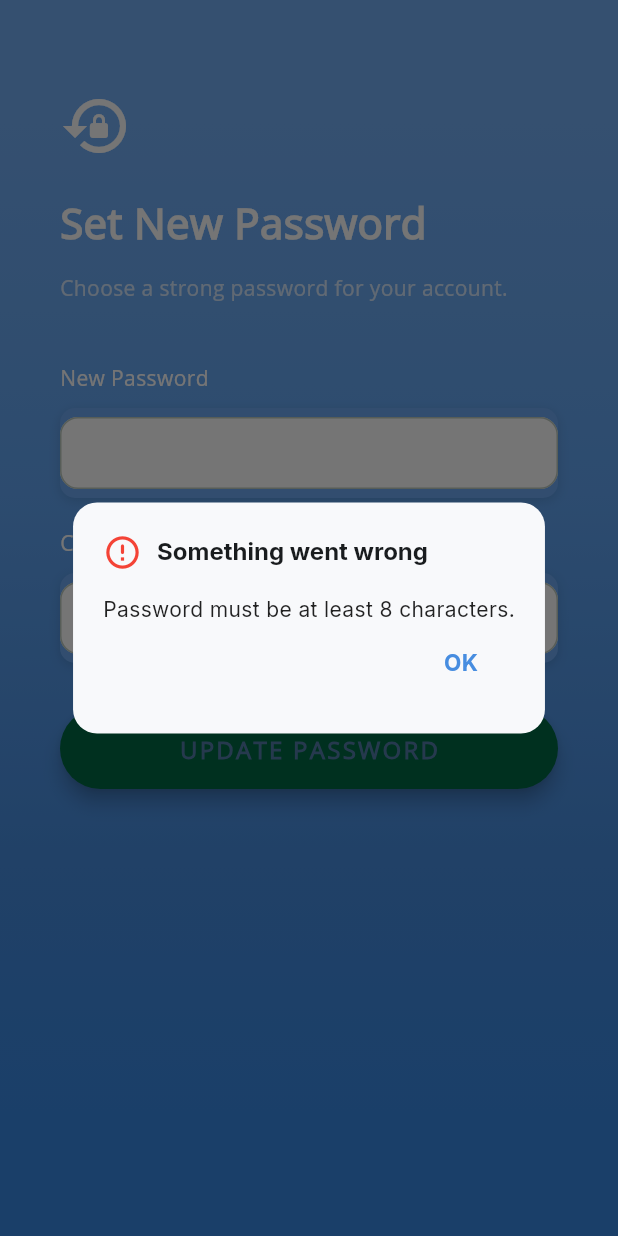
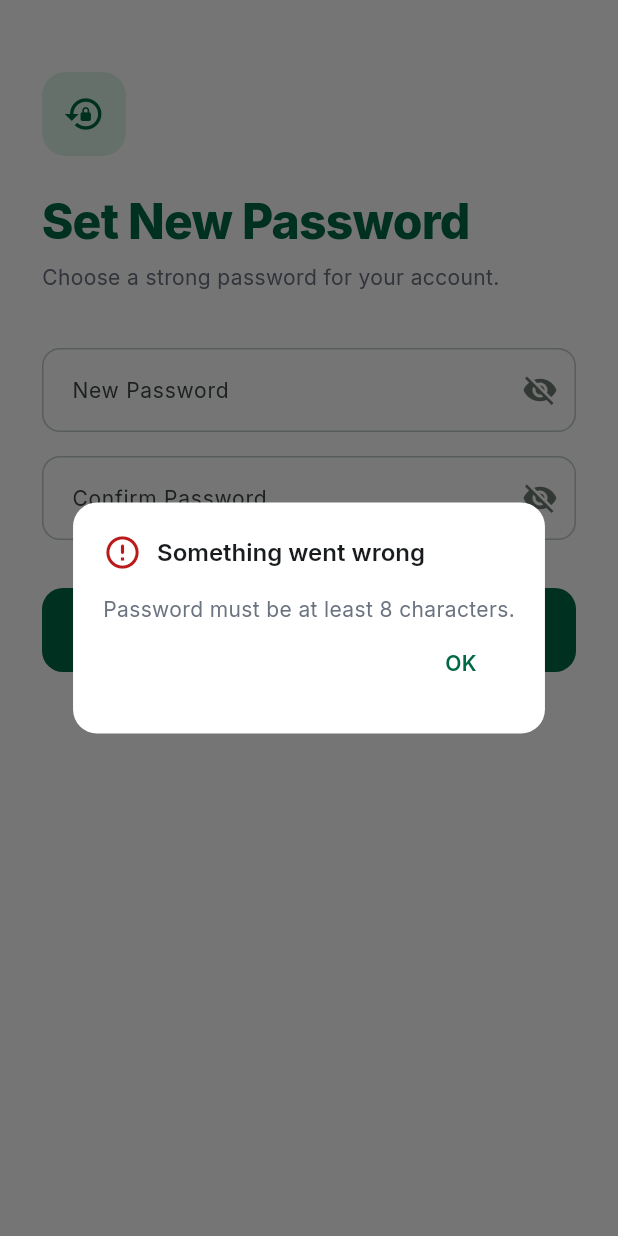
Before and after one commit to Jehmni/Rover, a Flutter app: the ResetPasswordPage screen opened directly, after a tap on "UPDATE PASSWORD", on a phone screen of 412 x 824 dp. Run offline on Flutter 3.47's test engine with Material 3 defaults, Android fonts, the phone set to English and light mode, and no system bars; our stand-ins replace app_links, firebase_core, firebase_messaging, flutter_map, geolocator, google_fonts and 5 more; missing offline and left inert: mobile_scanner; accounts and stored records are empty.

Commit message:
fix(design): enforce Intelligent Navigator design tokens across all screens
Replace every hardcoded colour and font reference outside rover_theme.dart:
- Blue hex (#398AE5, #478DE0) → RoverColors.primary
- Colors.purple / Colors.teal / Colors.orange → RoverColors.secondary / primary
- Colors.red (12 instances across 5 screens) → RoverColors.error
- Hardcoded Color(0xFFFFF3E0) → RoverColors.secondaryContainer
- Remove unused constants.dart import from main.dart (last OpenSans remnant)

All screens and popups now use exclusively RoverColors tokens and
Inter (RoverText) — no surprising colours or font inconsistencies remain.

```diff
--- a/front/roverfront/lib/main.dart
+++ b/front/roverfront/lib/main.dart
@@ -18,7 +18,6 @@ import 'package:shared_preferences/shared_preferences.dart';
 import 'package:supabase_flutter/supabase_flutter.dart';
 import 'package:firebase_core/firebase_core.dart';
 
-import 'constants.dart';
 import 'services/auth_service.dart';
 import 'screens/welcome_page.dart';
 import 'screens/forgot_password_page.dart';
@@ -224,7 +223,7 @@ class _AuthGateState extends State<AuthGate> {
             "You're already in an organisation. Sign out to join a different one.",
           ),
           duration: Duration(seconds: 4),
-          backgroundColor: Color(0xFF398AE5),
+          backgroundColor: RoverColors.primary,
         ),
       );
     }
--- a/front/roverfront/lib/screens/driver_home_page.dart
+++ b/front/roverfront/lib/screens/driver_home_page.dart
@@ -116,7 +116,7 @@ class _DriverHomePageState extends State<DriverHomePage> {
   void _showError(String msg) {
     if (!mounted) return;
     ScaffoldMessenger.of(context).showSnackBar(
-      SnackBar(content: Text(msg), backgroundColor: Colors.red),
+      SnackBar(content: Text(msg), backgroundColor: RoverColors.error),
     );
   }
 
--- a/front/roverfront/lib/screens/event_detail_page.dart
+++ b/front/roverfront/lib/screens/event_detail_page.dart
@@ -89,7 +89,7 @@ class _EventDetailPageState extends State<EventDetailPage> {
   void _showError(String msg) {
     if (!mounted) return;
     ScaffoldMessenger.of(context).showSnackBar(
-      SnackBar(content: Text(msg), backgroundColor: Colors.red),
+      SnackBar(content: Text(msg), backgroundColor: RoverColors.error),
     );
   }
 
@@ -238,12 +238,12 @@ class _EventDetailPageState extends State<EventDetailPage> {
                     }
                     if (snapshot.hasError) {
                       return _InfoCard(
-                        color: const Color(0xFFFFF3E0),
+                        color: RoverColors.secondaryContainer,
                         children: [
                           Row(
                             children: [
                               const Icon(Icons.warning_amber,
-                                  color: Colors.orange, size: 20),
+                                  color: RoverColors.secondary, size: 20),
                               const SizedBox(width: 10),
                               Expanded(
                                 child: Text(
--- a/front/roverfront/lib/screens/org_setup_page.dart
+++ b/front/roverfront/lib/screens/org_setup_page.dart
@@ -695,7 +695,7 @@ class _OrgSearchDialogState extends State<_OrgSearchDialog> {
       if (mounted) {
         ScaffoldMessenger.of(context).showSnackBar(SnackBar(
           content: Text(e.toString().replaceFirst('Exception: ', '')),
-          backgroundColor: Colors.red,
+          backgroundColor: RoverColors.error,
         ));
       }
     } finally {
@@ -728,7 +728,7 @@ class _OrgSearchDialogState extends State<_OrgSearchDialog> {
             else if (_searchError)
               Text(
                 'Search failed — check your connection and try again.',
-                style: GoogleFonts.inter(color: Colors.red, fontSize: 13),
+                style: GoogleFonts.inter(color: RoverColors.error, fontSize: 13),
               )
             else if (_results.isEmpty && _searchCtrl.text.isNotEmpty)
               Text('No results. Try a different name or city.',
--- a/front/roverfront/lib/screens/reset_password_page.dart
+++ b/front/roverfront/lib/screens/reset_password_page.dart
@@ -1,9 +1,8 @@
 import 'package:flutter/material.dart';
-import 'package:flutter/services.dart';
 import 'package:supabase_flutter/supabase_flutter.dart';
 
-import '../constants.dart';
 import '../main.dart';
+import '../theme/rover_theme.dart';
 import '../widgets/auth_dialog.dart';
 
 class ResetPasswordPage extends StatefulWidget {
@@ -15,9 +14,9 @@ class ResetPasswordPage extends StatefulWidget {
 
 class _ResetPasswordPageState extends State<ResetPasswordPage> {
   final _passwordController = TextEditingController();
-  final _confirmController = TextEditingController();
-  bool _isLoading = false;
-  bool _obscureNew = true;
+  final _confirmController  = TextEditingController();
+  bool _isLoading     = false;
+  bool _obscureNew    = true;
   bool _obscureConfirm = true;
 
   @override
@@ -29,7 +28,7 @@ class _ResetPasswordPageState extends State<ResetPasswordPage> {
 
   Future<void> _handleUpdate() async {
     final password = _passwordController.text;
-    final confirm = _confirmController.text;
+    final confirm  = _confirmController.text;
 
     if (password.length < 8) {
       showErrorDialog(context, 'Password must be at least 8 characters.');
@@ -63,149 +62,102 @@ class _ResetPasswordPageState extends State<ResetPasswordPage> {
     }
   }
 
-  Widget _buildPasswordField({
-    required TextEditingController controller,
-    required String label,
-    required String hint,
-    required IconData icon,
-    required bool obscure,
-    required VoidCallback onToggle,
-  }) {
-    return Column(
+  @override
+  Widget build(BuildContext context) {
+    return Scaffold(
+      backgroundColor: RoverColors.surfaceContainerLowest,
+      body: SafeArea(
+        child: SingleChildScrollView(
+          padding: const EdgeInsets.symmetric(horizontal: 28, vertical: 48),
+          child: Column(
             crossAxisAlignment: CrossAxisAlignment.start,
             children: [
-        Text(label, style: kLabelStyle),
-        const SizedBox(height: 10),
+              // ── Icon ─────────────────────────────────────────────────
               Container(
-          alignment: Alignment.centerLeft,
-          decoration: kBoxDecorationStyle,
-          height: 60,
-          child: TextField(
-            controller: controller,
-            obscureText: obscure,
-            style: const TextStyle(color: Colors.white, fontFamily: 'OpenSans'),
+                width: 56,
+                height: 56,
+                decoration: BoxDecoration(
+                  color: RoverColors.primaryContainer,
+                  borderRadius: BorderRadius.circular(16),
+                ),
+                child: const Icon(Icons.lock_reset, color: RoverColors.primary, size: 28),
+              ),
+              const SizedBox(height: 24),
+
+              // ── Headline ─────────────────────────────────────────────
+              Text('Set New Password', style: RoverText.headlineLg(color: RoverColors.primary)),
+              const SizedBox(height: 8),
+              Text(
+                'Choose a strong password for your account.',
+                style: RoverText.bodyMd(color: RoverColors.textSecondary),
+              ),
+              const SizedBox(height: 36),
+
+              // ── New password ─────────────────────────────────────────
+              TextField(
+                controller: _passwordController,
+                obscureText: _obscureNew,
                 decoration: InputDecoration(
-              border: InputBorder.none,
-              contentPadding: const EdgeInsets.only(top: 14),
-              prefixIcon: Icon(icon, color: Colors.white),
-              suffixIcon: GestureDetector(
-                onTap: onToggle,
-                child: Icon(
-                  obscure ? Icons.visibility_off : Icons.visibility,
-                  color: Colors.white70,
+                  labelText: 'New Password',
+                  suffixIcon: IconButton(
+                    icon: Icon(
+                      _obscureNew ? Icons.visibility_off : Icons.visibility,
+                      color: RoverColors.outline,
                     ),
-              ),
-              hintText: hint,
-              hintStyle: kHintTextStyle,
+                    onPressed: () => setState(() => _obscureNew = !_obscureNew),
                   ),
                 ),
               ),
-        const SizedBox(height: 20),
-      ],
-    );
-  }
+              const SizedBox(height: 16),
 
-  @override
-  Widget build(BuildContext context) {
-    return Scaffold(
-      body: AnnotatedRegion<SystemUiOverlayStyle>(
-        value: SystemUiOverlayStyle.light,
-        child: Stack(
-          children: [
-            Container(
-              height: double.infinity,
-              width: double.infinity,
-              decoration: const BoxDecoration(
-                gradient: LinearGradient(
-                  begin: Alignment.topCenter,
-                  end: Alignment.bottomCenter,
-                  colors: [
-                    Color(0xFF73AEF5),
-                    Color(0xFF61A4F1),
-                    Color(0xFF478DE0),
-                    Color(0xFF398AE5),
-                  ],
-                  stops: [0.1, 0.4, 0.7, 0.9],
+              // ── Confirm password ─────────────────────────────────────
+              TextField(
+                controller: _confirmController,
+                obscureText: _obscureConfirm,
+                decoration: InputDecoration(
+                  labelText: 'Confirm Password',
+                  suffixIcon: IconButton(
+                    icon: Icon(
+                      _obscureConfirm ? Icons.visibility_off : Icons.visibility,
+                      color: RoverColors.outline,
+                    ),
+                    onPressed: () => setState(() => _obscureConfirm = !_obscureConfirm),
                   ),
                 ),
               ),
-            SafeArea(
-              child: SingleChildScrollView(
-                padding: const EdgeInsets.symmetric(horizontal: 40, vertical: 60),
-                child: Column(
-                  crossAxisAlignment: CrossAxisAlignment.start,
-                  children: [
-                    const Icon(Icons.lock_reset, color: Colors.white, size: 48),
-                    const SizedBox(height: 20),
-                    const Text(
-                      'Set New Password',
-                      style: TextStyle(
-                        color: Colors.white,
-                        fontFamily: 'OpenSans',
-                        fontSize: 28,
-                        fontWeight: FontWeight.bold,
-                      ),
-                    ),
-                    const SizedBox(height: 12),
-                    const Text(
-                      'Choose a strong password for your account.',
-                      style: TextStyle(
-                        color: Colors.white70,
-                        fontFamily: 'OpenSans',
-                        fontSize: 14,
-                        height: 1.6,
-                      ),
-                    ),
-                    const SizedBox(height: 40),
-                    _buildPasswordField(
-                      controller: _passwordController,
-                      label: 'New Password',
-                      hint: 'At least 8 characters',
-                      icon: Icons.lock,
-                      obscure: _obscureNew,
-                      onToggle: () => setState(() => _obscureNew = !_obscureNew),
-                    ),
-                    _buildPasswordField(
-                      controller: _confirmController,
-                      label: 'Confirm Password',
-                      hint: 'Repeat your new password',
-                      icon: Icons.lock_outline,
-                      obscure: _obscureConfirm,
-                      onToggle: () => setState(() => _obscureConfirm = !_obscureConfirm),
-                    ),
-                    const SizedBox(height: 10),
+              const SizedBox(height: 32),
+
+              // ── CTA ───────────────────────────────────────────────────
               SizedBox(
                 width: double.infinity,
-                      child: ElevatedButton(
+                height: 56,
+                child: FilledButton(
                   onPressed: _isLoading ? null : _handleUpdate,
-                        style: ElevatedButton.styleFrom(
-                          elevation: 5,
-                          padding: const EdgeInsets.all(15),
+                  style: FilledButton.styleFrom(
+                    backgroundColor: RoverColors.primary,
+                    foregroundColor: RoverColors.onPrimary,
                     shape: RoundedRectangleBorder(
-                            borderRadius: BorderRadius.circular(30),
+                      borderRadius: BorderRadius.circular(14),
                     ),
+                    textStyle: RoverText.titleSm(color: RoverColors.onPrimary)
+                        .copyWith(letterSpacing: 1.2),
                   ),
                   child: _isLoading
-                            ? const CircularProgressIndicator(color: Color(0xFF527DAA))
-                            : const Text(
-                                'UPDATE PASSWORD',
-                                style: TextStyle(
-                                  color: Color(0xFF527DAA),
-                                  letterSpacing: 1.5,
-                                  fontSize: 16,
-                                  fontWeight: FontWeight.bold,
-                                  fontFamily: 'OpenSans',
+                      ? const SizedBox(
+                          width: 22,
+                          height: 22,
+                          child: CircularProgressIndicator(
+                            strokeWidth: 2.5,
+                            color: RoverColors.onPrimary,
                           ),
-                              ),
+                        )
+                      : const Text('UPDATE PASSWORD'),
                 ),
               ),
             ],
           ),
         ),
       ),
-          ],
-        ),
-      ),
     );
   }
 }
--- a/front/roverfront/lib/screens/user_guide_page.dart
+++ b/front/roverfront/lib/screens/user_guide_page.dart
@@ -181,7 +181,7 @@ class _UserGuidePageState extends State<UserGuidePage> {
       _Section(
         icon: Icons.admin_panel_settings_rounded,
         title: 'For Organisers (Admins)',
-        color: Colors.purple,
+        color: RoverColors.secondary,
         initiallyExpanded: role == 'admin',
         items: [
           _Item(
@@ -362,7 +362,7 @@ class _UserGuidePageState extends State<UserGuidePage> {
       _Section(
         icon: Icons.link_rounded,
         title: 'Joining an Organisation',
-        color: Colors.teal,
+        color: RoverColors.primary,
         initiallyExpanded: false,
         items: [
           _Item(
@@ -440,7 +440,7 @@ class _UserGuidePageState extends State<UserGuidePage> {
       _Section(
         icon: Icons.notifications_rounded,
         title: 'Notifications',
-        color: Colors.red,
+        color: RoverColors.secondary,
         initiallyExpanded: false,
         items: [
           _Item(
--- a/front/roverfront/lib/screens/user_home_page.dart
+++ b/front/roverfront/lib/screens/user_home_page.dart
@@ -80,7 +80,7 @@ class _UserHomePageState extends State<UserHomePage> {
   void _showError(String msg) {
     if (!mounted) return;
     ScaffoldMessenger.of(context).showSnackBar(
-      SnackBar(content: Text(msg), backgroundColor: Colors.red),
+      SnackBar(content: Text(msg), backgroundColor: RoverColors.error),
     );
   }
 
--- a/front/roverfront/lib/widgets/auth_dialog.dart
+++ b/front/roverfront/lib/widgets/auth_dialog.dart
@@ -1,4 +1,5 @@
 import 'package:flutter/material.dart';
+import '../theme/rover_theme.dart';
 
 /// Centered error dialog — requires explicit dismissal so it cannot be missed.
 void showErrorDialog(BuildContext context, String message) {
@@ -6,35 +7,29 @@ void showErrorDialog(BuildContext context, String message) {
     context: context,
     barrierDismissible: false,
     builder: (ctx) => AlertDialog(
+      backgroundColor: RoverColors.surfaceContainerLowest,
       shape: RoundedRectangleBorder(borderRadius: BorderRadius.circular(16)),
       titlePadding: const EdgeInsets.fromLTRB(20, 20, 20, 0),
       contentPadding: const EdgeInsets.fromLTRB(20, 14, 20, 0),
-      title: const Row(
+      title: Row(
         children: [
-          Icon(Icons.error_outline_rounded, color: Colors.red, size: 26),
-          SizedBox(width: 10),
+          const Icon(Icons.error_outline_rounded, color: RoverColors.error, size: 26),
+          const SizedBox(width: 10),
           Flexible(
             child: Text(
               'Something went wrong',
-              style: TextStyle(fontSize: 16, fontWeight: FontWeight.bold),
+              style: RoverText.titleMd(),
             ),
           ),
         ],
       ),
-      content: Text(
-        message,
-        style: const TextStyle(fontSize: 14, height: 1.6, color: Colors.black87),
-      ),
+      content: Text(message, style: RoverText.bodyMd(color: RoverColors.textSecondary)),
       actions: [
         TextButton(
           onPressed: () => Navigator.of(ctx).pop(),
-          child: const Text(
+          child: Text(
             'OK',
-            style: TextStyle(
-              color: Color(0xFF478DE0),
-              fontWeight: FontWeight.bold,
-              fontSize: 15,
-            ),
+            style: RoverText.titleSm(color: RoverColors.primary),
           ),
         ),
       ],
@@ -54,25 +49,20 @@ void showInfoDialog(
     context: context,
     barrierDismissible: false,
     builder: (ctx) => AlertDialog(
+      backgroundColor: RoverColors.surfaceContainerLowest,
       shape: RoundedRectangleBorder(borderRadius: BorderRadius.circular(16)),
       titlePadding: const EdgeInsets.fromLTRB(20, 20, 20, 0),
       contentPadding: const EdgeInsets.fromLTRB(20, 14, 20, 0),
       title: Row(
         children: [
-          const Icon(Icons.info_outline_rounded, color: Color(0xFF478DE0), size: 26),
+          const Icon(Icons.info_outline_rounded, color: RoverColors.primary, size: 26),
           const SizedBox(width: 10),
           Flexible(
-            child: Text(
-              title,
-              style: const TextStyle(fontSize: 16, fontWeight: FontWeight.bold),
-            ),
+            child: Text(title, style: RoverText.titleMd()),
           ),
         ],
       ),
-      content: Text(
-        message,
-        style: const TextStyle(fontSize: 14, height: 1.6, color: Colors.black87),
-      ),
+      content: Text(message, style: RoverText.bodyMd(color: RoverColors.textSecondary)),
       actions: [
         TextButton(
           onPressed: () {
@@ -81,11 +71,7 @@ void showInfoDialog(
           },
           child: Text(
             buttonLabel,
-            style: const TextStyle(
-              color: Color(0xFF478DE0),
-              fontWeight: FontWeight.bold,
-              fontSize: 15,
-            ),
+            style: RoverText.titleSm(color: RoverColors.primary),
           ),
         ),
       ],
```
Also changed, not shown: front/roverfront/lib/screens/admin_home_page.dart (+13 -13 lines), front/roverfront/lib/screens/driver_map_page.dart (+22 -25 lines), front/roverfront/lib/screens/forgot_password_page.dart (+100 -131 lines), .claude/settings.local.json. Lines whose indentation alone changed are shown as unchanged.
